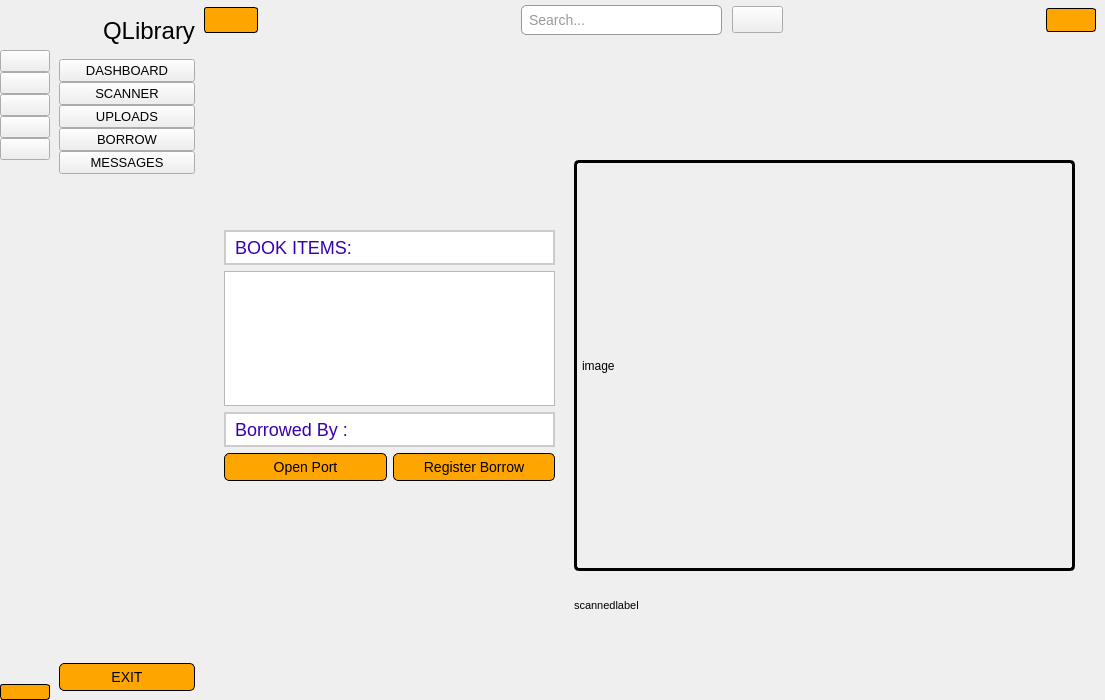
Before: the Qt Designer form sidebar.ui in AsifCantCode/QLibrary, drawn with Qt 5.
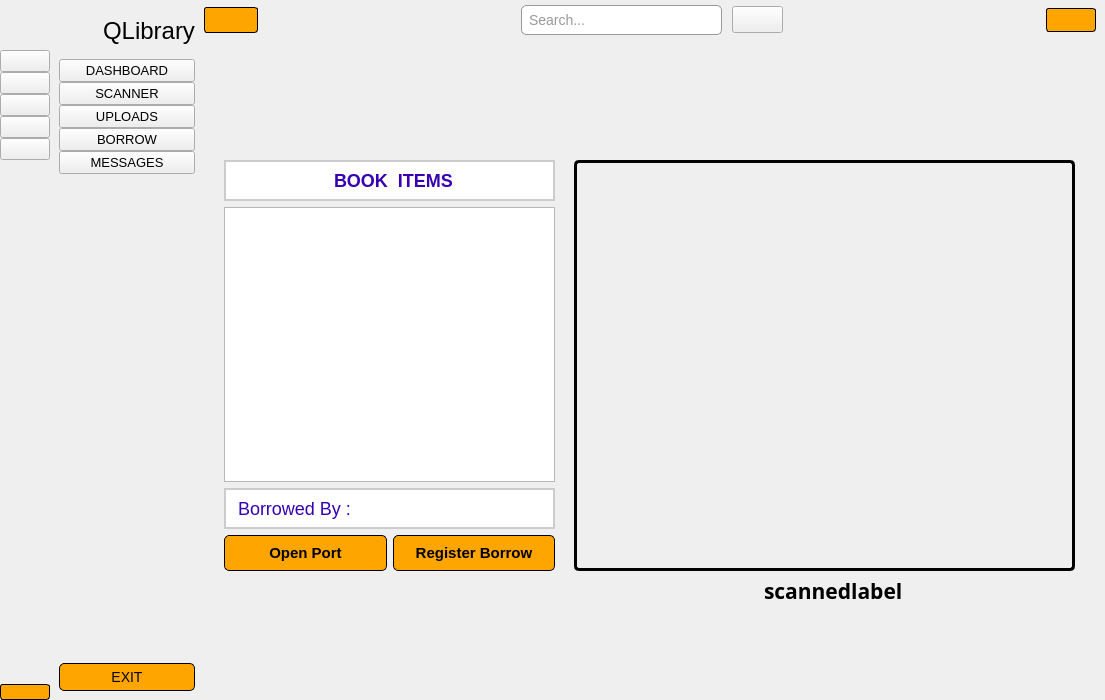
After: the same form once the commit is applied. Icons and pictures are not drawn.

```diff
--- a/sidebar.ui
+++ b/sidebar.ui
@@ -512,14 +512,22 @@
            <property name="geometry">
             <rect>
              <x>20</x>
-             <y>190</y>
+             <y>120</y>
              <width>331</width>
-             <height>251</height>
+             <height>411</height>
             </rect>
            </property>
            <layout class="QVBoxLayout" name="verticalLayout_6">
             <item>
              <widget class="QLabel" name="label_3">
+              <property name="font">
+               <font>
+                <family>Arial,sans-serif</family>
+                <pointsize>-1</pointsize>
+                <weight>75</weight>
+                <bold>true</bold>
+               </font>
+              </property>
               <property name="styleSheet">
                <string notr="true">/* Style for QLabel */
 QLabel {
@@ -527,7 +535,7 @@
     font-family: Arial, sans-serif; /* Font family */
     font-size: 18px; /* Font size */
     border: 2px solid #CCCCCC; /* Border */
-    padding: 5px; /* Padding around the content */
+    padding: 8px; /* Padding around the content */
     background-color: #FFFFFF; /* Background color */
 }
 
@@ -549,7 +557,7 @@
 </string>
               </property>
               <property name="text">
-               <string>BOOK ITEMS:</string>
+               <string>                   BOOK  ITEMS</string>
               </property>
              </widget>
             </item>
@@ -587,7 +595,7 @@
     font-family: Arial, sans-serif; /* Font family */
     font-size: 18px; /* Font size */
     border: 2px solid #CCCCCC; /* Border */
-    padding: 5px; /* Padding around the content */
+    padding: 8px; /* Padding around the content */
     background-color: #FFFFFF; /* Background color */
 }
 
@@ -624,8 +632,9 @@
     color: #000000; /* Black text color */
     border: 1px solid #000000; /* Black border */
     border-radius: 5px; /* Rounded corners */
-    padding: 5px 10px; /* Padding around the button text */
-	font-size: 14px;
+    padding: 8px 10px; /* Padding around the button text */
+	font-size: 15px;
+	font-weight: 500;
 }
 
 /* QPushButton when hovered */
@@ -648,8 +657,9 @@
     color: #000000; /* Black text color */
     border: 1px solid #000000; /* Black border */
     border-radius: 5px; /* Rounded corners */
-    padding: 5px 10px; /* Padding around the button text */
-	font-size: 14px;
+    padding: 8px 10px; /* Padding around the button text */
+	font-size: 15px;
+	font-weight: 500;
 }
 
 /* QPushButton when hovered */
@@ -679,6 +689,11 @@
              <height>411</height>
             </rect>
            </property>
+           <property name="font">
+            <font>
+             <pointsize>25</pointsize>
+            </font>
+           </property>
            <property name="styleSheet">
             <string notr="true">border: 3px solid black;
 padding: 2px;
@@ -686,18 +701,26 @@
 </string>
            </property>
            <property name="text">
-            <string>image</string>
+            <string/>
            </property>
           </widget>
           <widget class="QLabel" name="scannedlabel">
            <property name="geometry">
             <rect>
-             <x>370</x>
-             <y>550</y>
-             <width>101</width>
-             <height>31</height>
+             <x>560</x>
+             <y>530</y>
+             <width>171</width>
+             <height>41</height>
             </rect>
            </property>
+           <property name="font">
+            <font>
+             <family>Sitka</family>
+             <pointsize>16</pointsize>
+             <weight>75</weight>
+             <bold>true</bold>
+            </font>
+           </property>
            <property name="text">
             <string>scannedlabel</string>
            </property>
```
Left out of the diff: 34 changed lines with no effect on the pictures.
